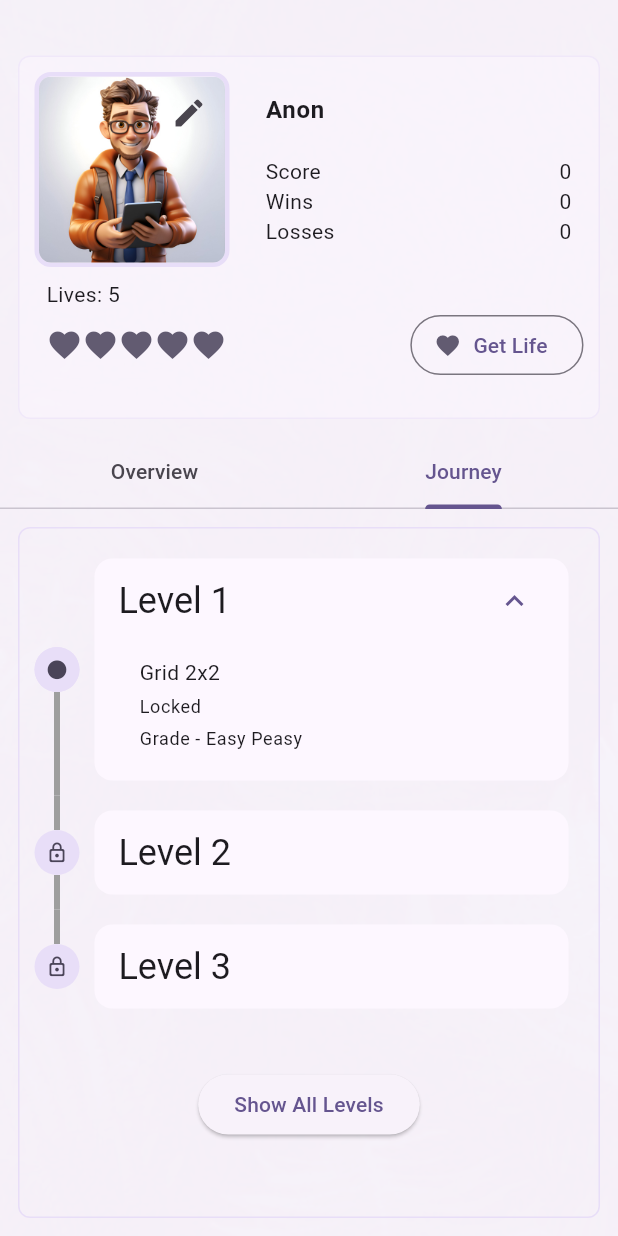
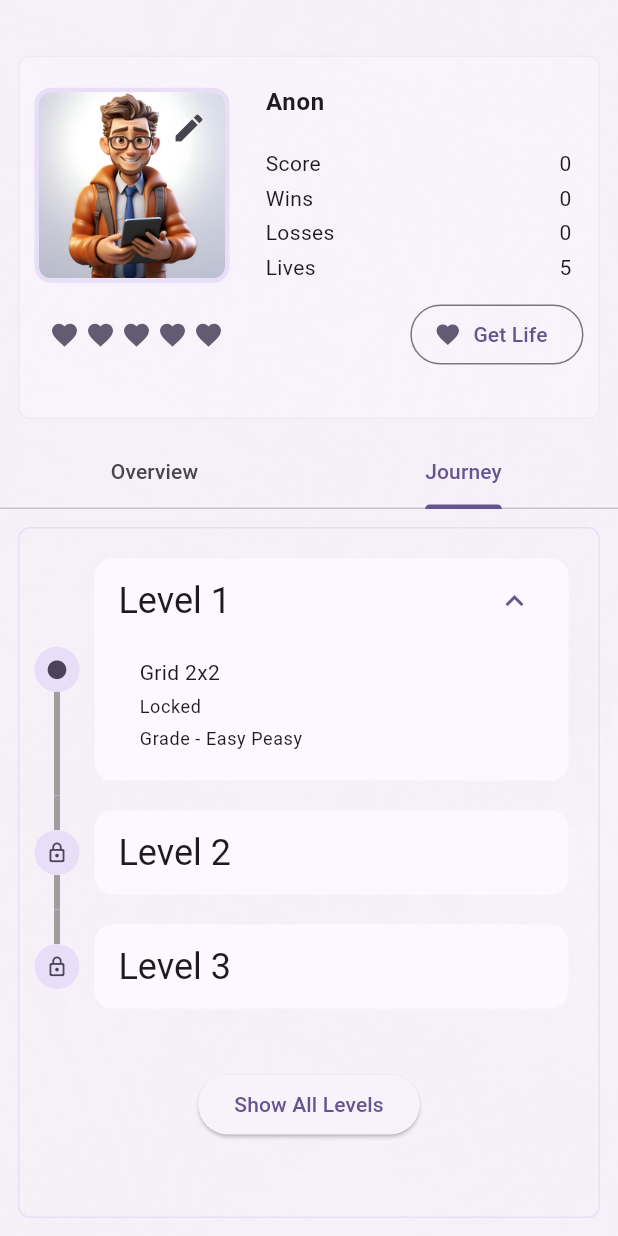
Before and after one commit to HaseebKahn365/cellz_lite, a Flutter app: the screen it shows after launch, tab 2 chosen, on a phone screen of 412 x 824 dp. Run offline on Flutter 3.47's test engine with Material 3 defaults, Android fonts, the phone set to English and light mode, and no system bars; drawn by our look-alikes of flutter_animate, timeline_tile; our stand-ins replace audioplayers, rive, shared_preferences; missing offline and left inert: flame.

Commit message:
decorations and proper sharepref update

```diff
--- a/lib/Profile_Section/profile.dart
+++ b/lib/Profile_Section/profile.dart
@@ -3,6 +3,7 @@
 import 'package:cellz_lite/dealing_with_data/User.dart';
 import 'package:cellz_lite/screens/settings.dart';
 import 'package:flutter/material.dart';
+import 'package:flutter_animate/flutter_animate.dart';
 
 import 'package:provider/provider.dart';
 
@@ -89,6 +90,7 @@ class ProfileWidget extends StatelessWidget {
                           BuildRow("Score", userProvider.score.toString()),
                           BuildRow("Wins", userProvider.wins.toString()),
                           BuildRow("Losses", userProvider.losses.toString()),
+                          BuildRow("Lives", userProvider.lives.toString()),
                         ],
                       ),
                     ),
@@ -98,10 +100,6 @@ class ProfileWidget extends StatelessWidget {
               Column(
                 crossAxisAlignment: CrossAxisAlignment.start,
                 children: [
-                  Padding(
-                    padding: const EdgeInsets.fromLTRB(8, 8, 0, 0),
-                    child: Text('Lives: ${userProvider.lives}'),
-                  ),
                   Row(
                     mainAxisAlignment: MainAxisAlignment.spaceBetween,
                     children: [
@@ -142,12 +140,15 @@ class BuildRow extends StatelessWidget {
 
   @override
   Widget build(BuildContext context) {
-    return Row(
+    return Padding(
+      padding: const EdgeInsets.only(bottom: 3.0),
+      child: Row(
         mainAxisAlignment: MainAxisAlignment.spaceBetween,
         children: [
           Text(label),
           Text(value),
         ],
+      ),
     );
   }
 }
@@ -162,9 +163,30 @@ class BuildLives extends StatelessWidget {
     return Row(
       children: List.generate(
         5,
-        (index) => Icon(
+        (index) => Animate(
+          effects: [
+            (index + 1 == lives)
+                ? const ScaleEffect(
+                    begin: Offset(0.5, 0.5),
+                    end: Offset(1.0, 1.0),
+                    duration: Duration(milliseconds: 1000),
+                    curve: Curves.easeInOut,
+                  )
+                : const ScaleEffect(
+                    begin: Offset(1.0, 1.0),
+                    end: Offset(1.0, 1.0),
+                    duration: Duration(milliseconds: 100),
+                    curve: Curves.easeInOut,
+                  ),
+          ],
+          child: Padding(
+            padding: const EdgeInsets.symmetric(horizontal: 2.0),
+            child: Icon(
               index < lives ? Icons.favorite : Icons.favorite_border,
               color: Theme.of(context).colorScheme.secondary,
+              size: index < lives ? 20 : 10,
+            ),
+          ),
         ),
       ),
     );
--- a/lib/business_logic/aiFunction.dart
+++ b/lib/business_logic/aiFunction.dart
@@ -7,6 +7,7 @@ import 'package:cellz_lite/business_logic/lines.dart';
 import 'package:cellz_lite/business_logic/square.dart';
 import 'package:cellz_lite/game_components/gui_line_for_ai.dart';
 import 'package:cellz_lite/game_components/gui_square.dart';
+import 'package:cellz_lite/providers/game_play_provider.dart';
 import 'package:flame/game.dart';
 import 'point.dart';
 import 'dart:developer' as dev;
@@ -20,6 +21,11 @@ class AIFunction {
 
   Future<void> buildReadyLines(FlameGame gameRef) async {
     print('The state of game after call to buildReadyLines: Lines : ${GameState!.linesDrawn.length} Points: ${GameState!.allPoints.length}');
+
+    if (gamePlayStateForGui!.currentLevel.id < 2) {
+      GameState!.switchTurn();
+      return;
+    }
 
     tempLinesDrawn.clear();
     tempRemainingLines.clear();
--- a/lib/screens/game_over_screen.dart
+++ b/lib/screens/game_over_screen.dart
@@ -46,10 +46,11 @@ class _GameResultScreenState extends State<GameResultScreen> {
   }
 
   Future<void> updateTheDb() async {
-    userProvider.lastScore = widget.playerOneScore;
-    userProvider.lastTotalScore = widget.playerOneScore + widget.playerTwoScore;
+    await userProvider.lastPlay(widget.playerOneScore, widget.playerTwoScore + widget.playerOneScore);
+
     if (widget.playerOneScore > widget.playerTwoScore) {
       userProvider.incrementWins();
+      userProvider.updateCurrentLevelIndex(userProvider.currentLevelIndex + 1);
     } else if (widget.playerOneScore < widget.playerTwoScore) {
       userProvider.incrementLosses();
     }
```
Also changed, not shown: lib/Profile_Section/current_level_clipper.dart (+50 -46 lines), lib/custom_components/custom_gui_dot.dart (+2 -9 lines), lib/dealing_with_data/User.dart (+8 -9 lines). Lines whose indentation alone changed are shown as unchanged.
